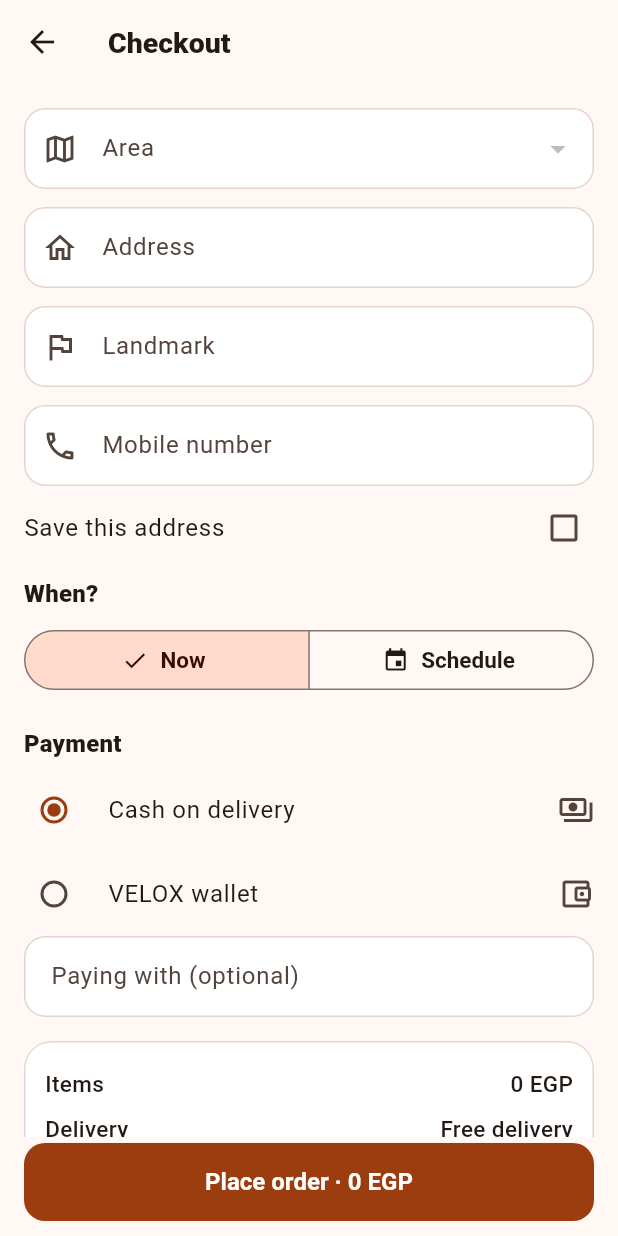
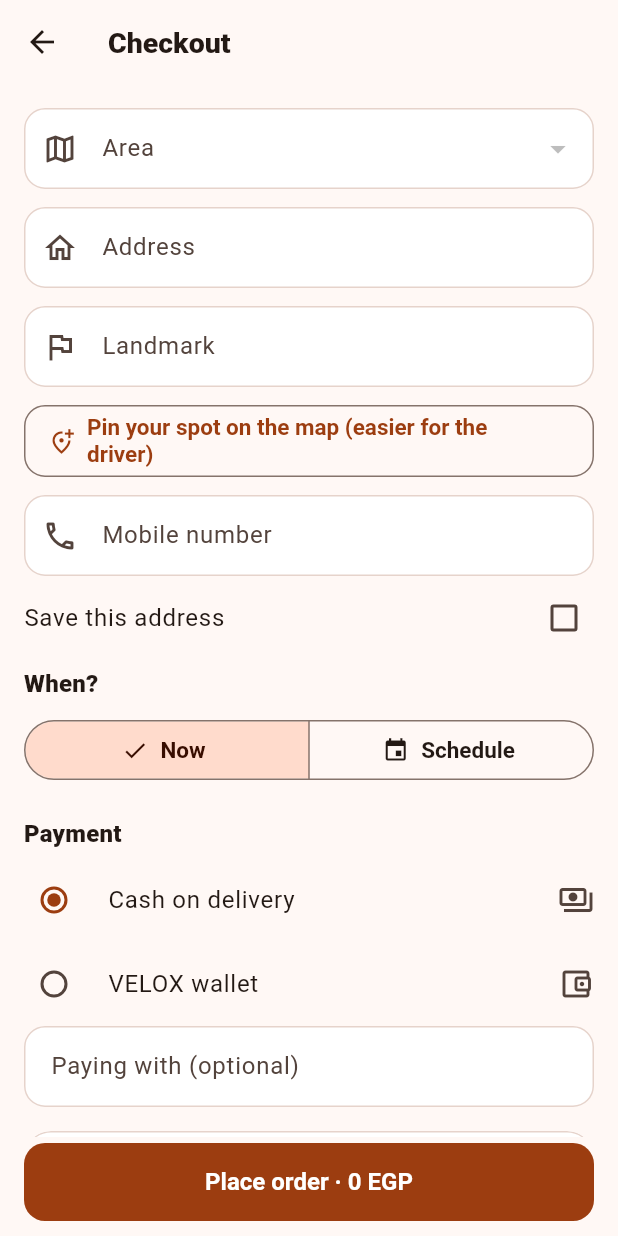
Before and after one commit to abdelrhman19122007/VELOX, a Flutter app: the CheckoutScreen screen opened directly with empty values, on a phone screen of 412 x 824 dp. Run offline on Flutter 3.47's test engine with Material 3 defaults, Android fonts, the phone set to English and light mode, and no system bars; our stand-ins replace firebase_core, firebase_messaging, flutter_map, geolocator, google_fonts, latlong2 and 1 more; accounts and stored records are empty; network calls fail; Roboto replaces fonts that are missing (Cairo).

Commit message:
Checkout: pin the exact delivery spot on a map (GPS or drag), drivers open it in Google Maps

```diff
--- a/mobile/lib/core/app_state.dart
+++ b/mobile/lib/core/app_state.dart
@@ -130,7 +130,7 @@ class AppState extends ChangeNotifier {
   }
 
   /// This build's number — keep it equal to the +N in pubspec.yaml and to downloads/version.json.
-  static const appBuild = 25;
+  static const appBuild = 26;
 
   /// Set when the server offers a newer Android build; the home screen shows an "update" card.
   String? updateUrl;
--- a/mobile/lib/core/strings.dart
+++ b/mobile/lib/core/strings.dart
@@ -84,6 +84,15 @@ const Map<String, List<String>> _s = {
   'heroCardTitle': ['أول طلب؟ عليك ٢٠ ج.م خصم', 'First order? 20 EGP off'],
   'heroCardSub': ['استخدم كود WELCOME وقت الدفع (من ٦٠ ج.م)', 'Use code WELCOME at checkout (from 60 EGP)'],
   'orderNow': ['اطلب دلوقتي', 'Order now'],
+  'pinTitle': ['حدد مكانك بالظبط', 'Pin your exact spot'],
+  'pinHint': ['حرّك الخريطة لحد ما الدبوس ييجي على باب بيتك', 'Move the map until the pin is on your door'],
+  'myLocation': ['موقعي', 'My location'],
+  'pinConfirm': ['تأكيد المكان', 'Confirm spot'],
+  'pinAdd': ['حدد مكانك على الخريطة (أدق للمندوب)', 'Pin your spot on the map (easier for the driver)'],
+  'pinChange': ['غيّر المكان', 'Change spot'],
+  'pinSet': ['المندوب هيشوف المكان ده على الخريطة', 'The driver will see this spot on the map'],
+  'locationOff': ['شغّل الـ GPS (الموقع) من الموبايل', 'Turn on location (GPS) on your phone'],
+  'locationDenied': ['محتاجين إذن الموقع عشان نجيب مكانك', 'We need location permission to find you'],
   'perk1': ['مطاعم سمنود الحقيقية', "Samannoud's real restaurants"],
   'perk2': ['تتبع المندوب على الخريطة', 'Track your driver live'],
   'perk3': ['ادفع كاش عند الاستلام', 'Pay cash on delivery'],
--- a/mobile/lib/screens/customer/checkout_screen.dart
+++ b/mobile/lib/screens/customer/checkout_screen.dart
@@ -1,9 +1,12 @@
 import 'package:flutter/material.dart';
 import 'package:provider/provider.dart';
+
+import 'package:latlong2/latlong.dart';
 
 import '../../core/app_state.dart';
 import '../../core/models.dart';
 import '../../widgets/common.dart';
+import 'location_picker.dart';
 import 'payment_screen.dart';
 import 'track_screen.dart';
 
@@ -86,6 +89,16 @@ class _CheckoutScreenState extends State<CheckoutScreen> {
     );
   }
 
+  Future<void> _pickSpot(AppState s) async {
+    final at = await Navigator.push<LatLng>(context, MaterialPageRoute(
+        builder: (_) => LocationPicker(start: s.lat == null || s.lng == null ? null : LatLng(s.lat!, s.lng!))));
+    if (at == null) return;
+    setState(() {
+      s.lat = at.latitude;
+      s.lng = at.longitude;
+    });
+  }
+
   @override
   Widget build(BuildContext context) {
     final s = context.watch<AppState>();
@@ -142,6 +155,19 @@ class _CheckoutScreenState extends State<CheckoutScreen> {
             decoration: InputDecoration(labelText: s.t('landmark'), hintText: s.t('landmarkHint'), prefixIcon: const Icon(Icons.flag_outlined)),
             validator: (v) => RegExp(r'[<>]').hasMatch(v ?? '') ? s.t('err_VALIDATION') : null,
           ),
+          const SizedBox(height: 12),
+          if (s.lat != null && s.lng != null) ...[
+            PinPreview(LatLng(s.lat!, s.lng!)),
+            Row(children: [
+              Expanded(child: Text(s.t('pinSet'), style: tt.bodySmall?.copyWith(color: Theme.of(context).colorScheme.secondary))),
+              TextButton.icon(onPressed: () => _pickSpot(s), icon: const Icon(Icons.edit_location_alt_outlined), label: Text(s.t('pinChange'))),
+            ]),
+          ] else
+            OutlinedButton.icon(
+              onPressed: () => _pickSpot(s),
+              icon: const Icon(Icons.add_location_alt_outlined),
+              label: Text(s.t('pinAdd')),
+            ),
           const SizedBox(height: 12),
           TextFormField(
             controller: phone,
--- a/mobile/lib/screens/driver/driver_shell.dart
+++ b/mobile/lib/screens/driver/driver_shell.dart
@@ -222,7 +222,7 @@ class _DriverShellState extends State<DriverShell> {
           Text('${s.t('from')}: ${_from(s, o)}', style: const TextStyle(fontWeight: FontWeight.w700)),
           if (o.store?.lat != null)
             TextButton.icon(
-              onPressed: () => launchUrl(Uri.parse('geo:${o.store!.lat},${o.store!.lng}?q=${o.store!.lat},${o.store!.lng}')),
+              onPressed: () => launchUrl(Uri.parse('https://www.google.com/maps/search/?api=1&query=${o.store!.lat},${o.store!.lng}'), mode: LaunchMode.externalApplication),
               icon: const Icon(Icons.map_outlined),
               label: Text(s.t('navigate')),
             ),
@@ -231,7 +231,7 @@ class _DriverShellState extends State<DriverShell> {
           AddressBlock(o, showPhone: true),
           if (o.lat != null)
             TextButton.icon(
-              onPressed: () => launchUrl(Uri.parse('geo:${o.lat},${o.lng}?q=${o.lat},${o.lng}')),
+              onPressed: () => launchUrl(Uri.parse('https://www.google.com/maps/search/?api=1&query=${o.lat},${o.lng}'), mode: LaunchMode.externalApplication),
               icon: const Icon(Icons.map_outlined),
               label: Text(s.t('navigate')),
             ),
--- a/mobile/pubspec.yaml
+++ b/mobile/pubspec.yaml
@@ -1,7 +1,7 @@
 name: velox_app
 description: "VELOX â€” delivery for Samannoud and its villages. One app for customers, stores, drivers and the admin."
 publish_to: 'none'
-version: 2.1.4+25
+version: 2.1.5+26
 
 environment:
   sdk: ^3.11.5
```
Also changed, not shown: mobile/lib/screens/customer/location_picker.dart (added, +137 -0 lines).
